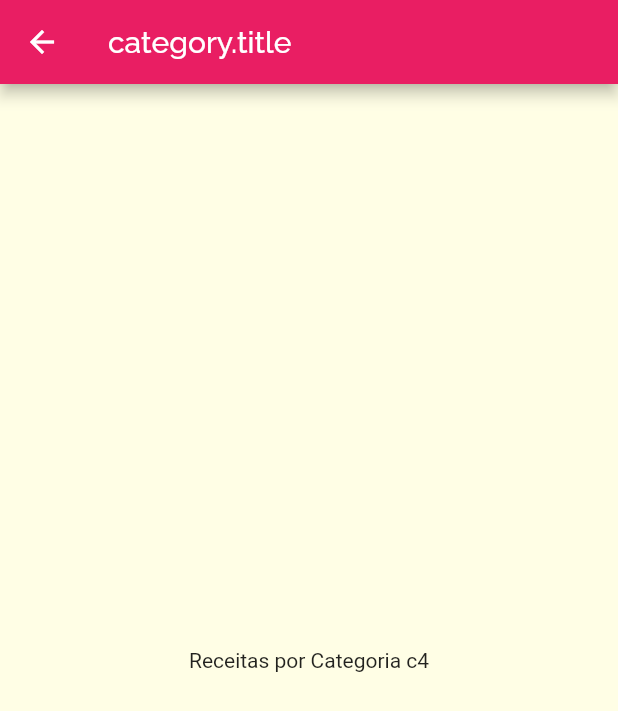
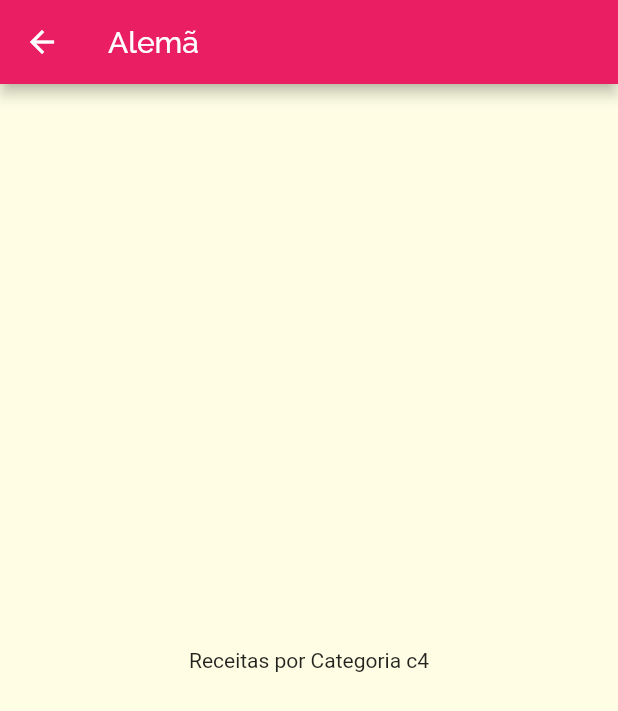
Before and after one commit to LetRicette/meals-recipe-flutter, a Flutter app: the screen it shows after launch, after a tap on "Alemã", on a phone screen of 412 x 824 dp. Shown: the top 711 px of the screen. Run offline on Flutter 3.47's test engine with Material 2 defaults, Android fonts, the phone set to English and light mode, and no system bars.

Commit message:
Rotas Nomeadas

```diff
--- a/lib/components/category_item.dart
+++ b/lib/components/category_item.dart
@@ -1,6 +1,6 @@
 import 'package:flutter/material.dart';
 import 'package:meals/models/category.dart';
-import '../screens/categories_meals_screen.dart';
+import '../utils/app_routes.dart';
 
 class CategoryItem extends StatelessWidget {
   final Category category;
@@ -8,12 +8,16 @@ class CategoryItem extends StatelessWidget {
   const CategoryItem(this.category);
 
   void _selectCategory(BuildContext context) {
-    Navigator.of(context).push(
-      MaterialPageRoute(
-        builder: (_) {
-          return CategoriesMealsScreen(category);
-        },
-      ),
+    // Navigator.of(context).push(
+    //   MaterialPageRoute(
+    //     builder: (_) {
+    //       return CategoriesMealsScreen(category);
+    //     },
+    //   ),
+    // );
+    Navigator.of(context).pushNamed(
+      AppRoutes.CATEGORIES_MEALS,
+      arguments: category,
     );
   }
 
--- a/lib/main.dart
+++ b/lib/main.dart
@@ -1,5 +1,7 @@
 import 'package:flutter/material.dart';
 import 'screens/categories_screen.dart';
+import 'screens/categories_meals_screen.dart';
+import 'utils/app_routes.dart';
 
 void main() => runApp(MyApp());
 
@@ -19,7 +21,10 @@ class MyApp extends StatelessWidget {
               fontFamily: 'RobotoCondensed',
             )),
       ),
-      home: CategoriesScreen(),
+      routes: {
+        AppRoutes.HOME: (ctx) => CategoriesScreen(),
+        AppRoutes.CATEGORIES_MEALS: (ctx) => CategoriesMealsScreen(),
+      },
     );
   }
 }
--- a/lib/screens/categories_meals_screen.dart
+++ b/lib/screens/categories_meals_screen.dart
@@ -2,14 +2,13 @@ import 'package:flutter/material.dart';
 import '../models/category.dart';
 
 class CategoriesMealsScreen extends StatelessWidget {
-  final Category category;
-  const CategoriesMealsScreen(this.category);
-
   @override
   Widget build(BuildContext context) {
+    final category = ModalRoute.of(context)!.settings.arguments! as Category;
+
     return Scaffold(
       appBar: AppBar(
-        title: Text('category.title'),
+        title: Text('${category.title}'),
       ),
       body: Center(
         child: Text('Receitas por Categoria ${category.id}'),
--- /dev/null
+++ b/lib/utils/app_routes.dart
@@ -0,0 +1,4 @@
+class AppRoutes {
+  static const HOME = '/';
+  static const CATEGORIES_MEALS = '/categories-meals';
+}
```
